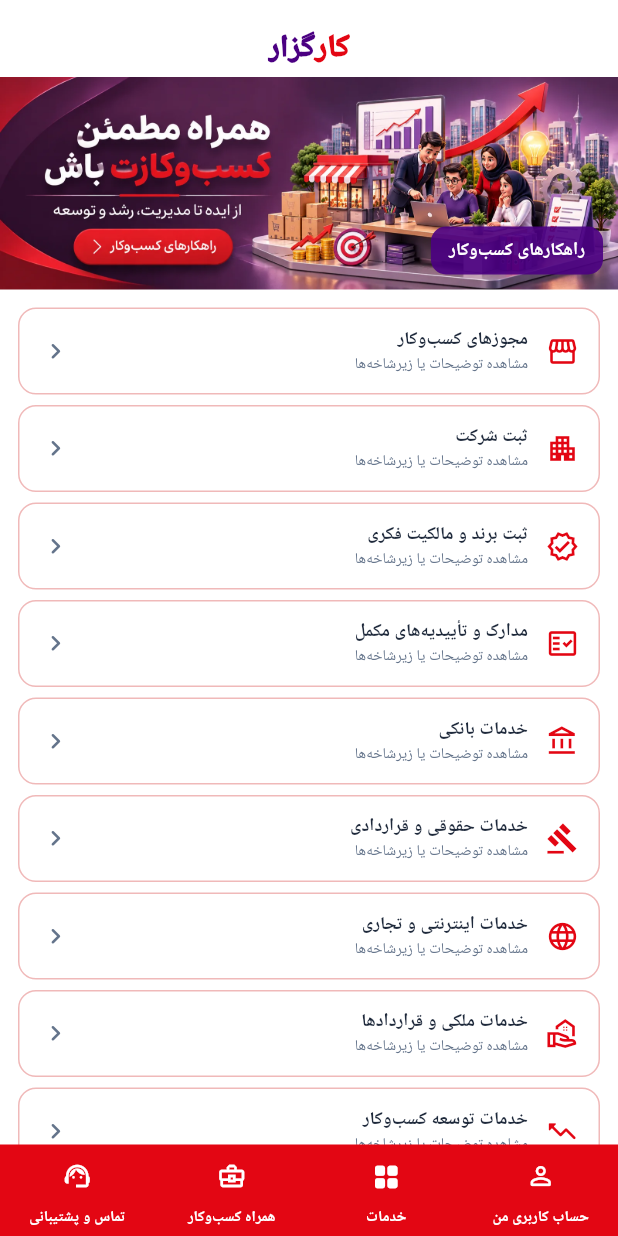
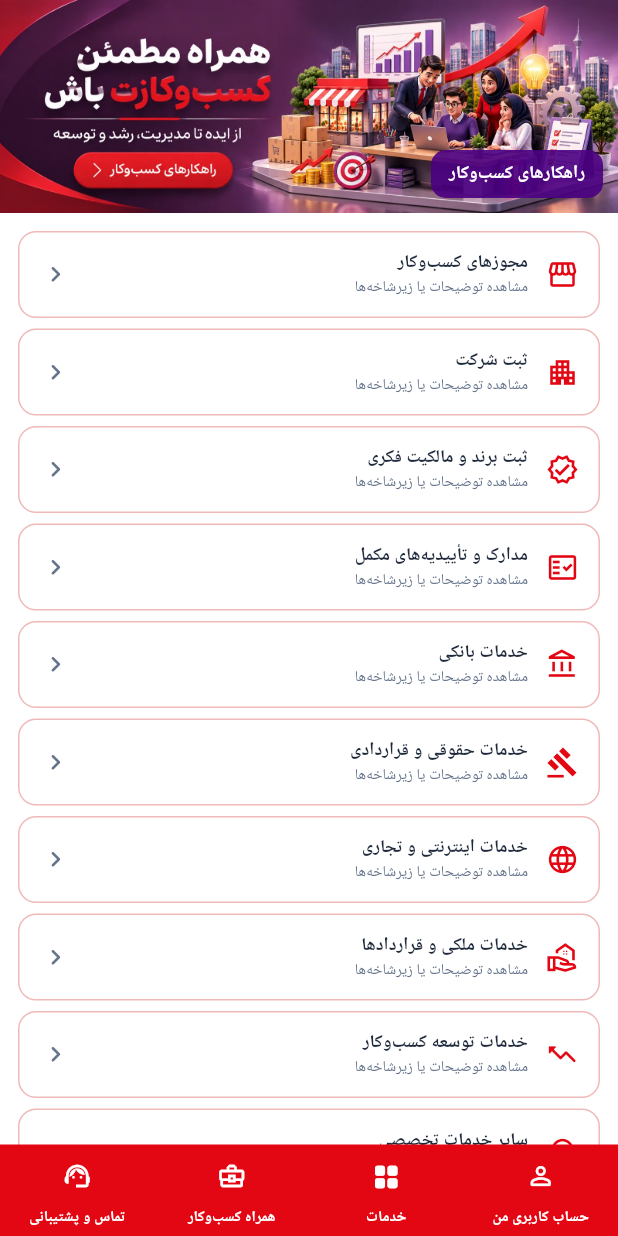
Before and after one commit to barakbabyco-lab/kargozar-website, a Flutter app: the screen it shows after launch, on a phone screen of 412 x 824 dp. Run offline on Flutter 3.47's test engine with Material 3 defaults, Android fonts, the phone set to English and light mode, and no system bars; our stand-ins replace flutter_secure_storage, flutter_svg.

Commit message:
Remove old text logo from banner strip

```diff
--- a/mobile/lib/features/content/app_content.dart
+++ b/mobile/lib/features/content/app_content.dart
@@ -1,5 +1,6 @@
 import 'dart:async';
 import 'package:flutter/material.dart';
+import 'package:flutter_svg/flutter_svg.dart';
 import 'package:url_launcher/url_launcher.dart';
 
 const kargozarAssetsBaseUrl = String.fromEnvironment(
@@ -317,34 +318,6 @@ class _AppBannerStripState extends State<AppBannerStrip> {
   Widget build(BuildContext context) => Column(
         mainAxisSize: MainAxisSize.min,
         children: [
-          Padding(
-            padding: const EdgeInsets.fromLTRB(16, 18, 16, 6),
-            child: SizedBox(
-              height: 27,
-              child: Center(
-                child: RichText(
-                  textDirection: TextDirection.rtl,
-                  text: const TextSpan(
-                    style: TextStyle(
-                      fontSize: 21,
-                      fontWeight: FontWeight.w900,
-                      letterSpacing: -0.7,
-                    ),
-                    children: [
-                      TextSpan(
-                        text: 'کار',
-                        style: TextStyle(color: Color(0xFFE30613)),
-                      ),
-                      TextSpan(
-                        text: 'گزار',
-                        style: TextStyle(color: Color(0xFF4B0082)),
-                      ),
-                    ],
-                  ),
-                ),
-              ),
-            ),
-          ),
           SizedBox(
             height: 142,
             width: double.infinity,
```
